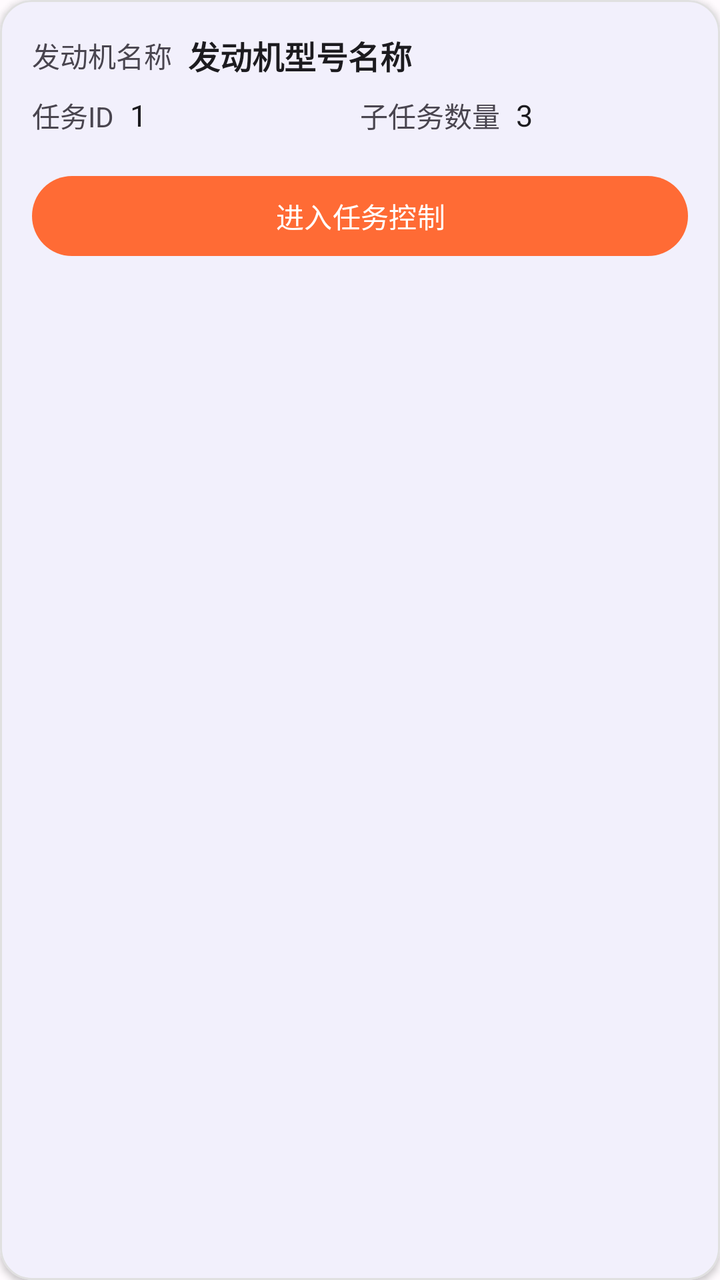
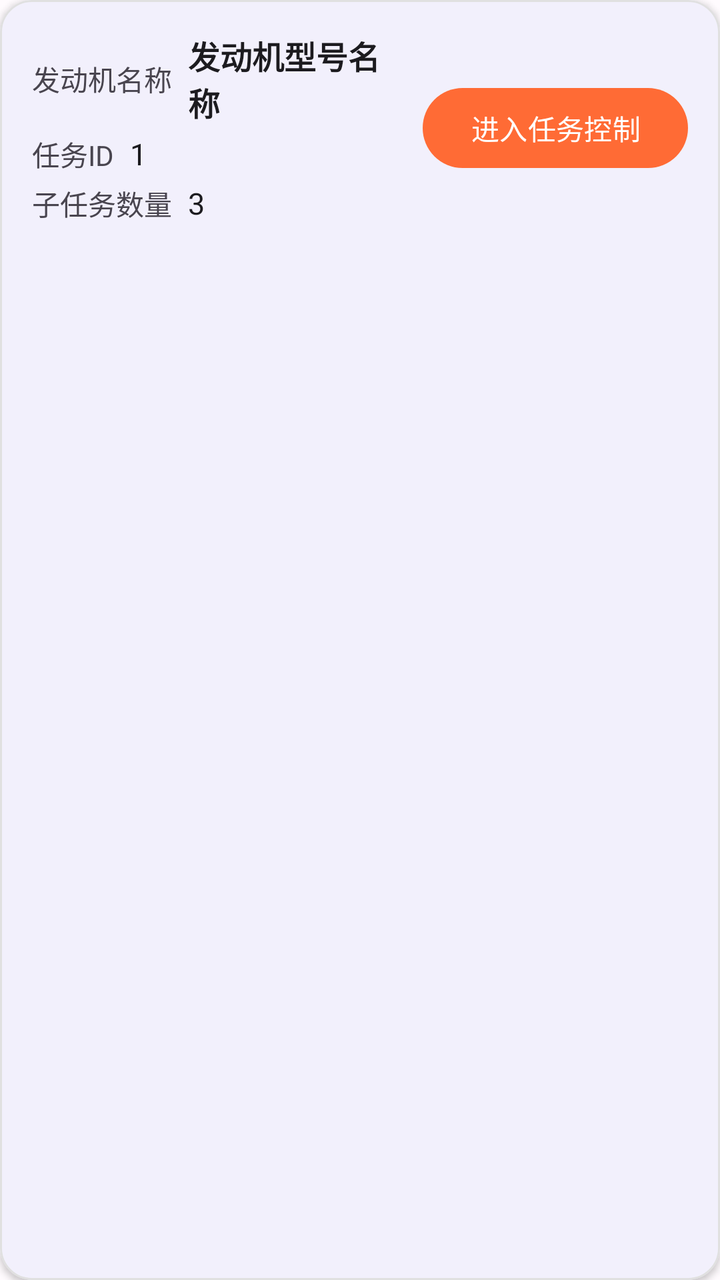

Two renders of the same Android screen: before a commit and after it. Below are the layout's source before the change and the commit's diff.
<!-- AndroidManifest.xml: another module's application theme Theme.DeviceControl -->
<!-- res/layout/item_task_list.xml -->
<?xml version="1.0" encoding="utf-8"?>
<com.google.android.material.card.MaterialCardView xmlns:android="http://schemas.android.com/apk/res/android"
    xmlns:app="http://schemas.android.com/apk/res-auto"
    android:layout_width="match_parent"
    android:layout_height="wrap_content"
    android:layout_marginStart="@dimen/spacing_small"
    android:layout_marginEnd="@dimen/spacing_small"
    android:layout_marginTop="@dimen/spacing_small"
    android:layout_marginBottom="@dimen/spacing_small"
    app:cardCornerRadius="@dimen/card_corner_radius"
    app:cardElevation="@dimen/elevation_low"
    app:strokeWidth="1dp"
    app:strokeColor="@color/divider_light"
    app:cardBackgroundColor="@color/surface">

    <LinearLayout
        android:layout_width="match_parent"
        android:layout_height="wrap_content"
        android:orientation="vertical"
        android:padding="@dimen/spacing_medium">

        
        <LinearLayout
            android:layout_width="match_parent"
            android:layout_height="wrap_content"
            android:orientation="horizontal"
            android:gravity="center_vertical"
            android:layout_marginBottom="@dimen/spacing_small">

            <TextView
                android:layout_width="wrap_content"
                android:layout_height="wrap_content"
                android:text="@string/engine_name"
                android:textSize="14sp"
                android:textColor="@color/text_secondary"
                android:layout_marginEnd="@dimen/spacing_small" />

            <TextView
                android:id="@+id/tvEngineName"
                android:layout_width="0dp"
                android:layout_height="wrap_content"
                android:layout_weight="1"
                android:text="发动机型号名称"
                android:textSize="16sp"
                android:textStyle="bold"
                android:textColor="@color/on_surface" />
        </LinearLayout>

        
        <LinearLayout
            android:layout_width="match_parent"
            android:layout_height="wrap_content"
            android:orientation="horizontal"
            android:gravity="center_vertical"
            android:layout_marginBottom="@dimen/spacing_medium">

            
            <LinearLayout
                android:layout_width="0dp"
                android:layout_height="wrap_content"
                android:layout_weight="1"
                android:orientation="horizontal"
                android:gravity="center_vertical">

                <TextView
                    android:layout_width="wrap_content"
                    android:layout_height="wrap_content"
                    android:text="@string/task_id"
                    android:textSize="14sp"
                    android:textColor="@color/text_secondary"
                    android:layout_marginEnd="@dimen/spacing_small" />

                <TextView
                    android:id="@+id/tvTaskId"
                    android:layout_width="wrap_content"
                    android:layout_height="wrap_content"
                    android:text="1"
                    android:textSize="15sp"
                    android:textColor="@color/on_surface" />
            </LinearLayout>

            
            <LinearLayout
                android:layout_width="0dp"
                android:layout_height="wrap_content"
                android:layout_weight="1"
                android:orientation="horizontal"
                android:gravity="center_vertical">

                <TextView
                    android:layout_width="wrap_content"
                    android:layout_height="wrap_content"
                    android:text="@string/subtask_count"
                    android:textSize="14sp"
                    android:textColor="@color/text_secondary"
                    android:layout_marginEnd="@dimen/spacing_small" />

                <TextView
                    android:id="@+id/tvSubtaskCount"
                    android:layout_width="wrap_content"
                    android:layout_height="wrap_content"
                    android:text="3"
                    android:textSize="15sp"
                    android:textColor="@color/on_surface" />
            </LinearLayout>
        </LinearLayout>

        
        <com.google.android.material.button.MaterialButton
            android:id="@+id/btnEnterTaskControl"
            android:layout_width="match_parent"
            android:layout_height="@dimen/button_height_compact"
            android:text="@string/enter_task_control"
            android:textSize="14sp"
            style="@style/AccentButton" />
    </LinearLayout>

</com.google.android.material.card.MaterialCardView>
<!-- resources referenced by this layout -->
<resources>
  <color name="divider_light">#E0E0E0</color>
  <color name="on_surface">#1C1B1F</color>
  <color name="surface">#FFFBFE</color>
  <color name="text_secondary">#49454F</color>
  <dimen name="button_height_compact">48dp</dimen>
  <dimen name="card_corner_radius">16dp</dimen>
  <dimen name="elevation_low">2dp</dimen>
  <dimen name="spacing_medium">16dp</dimen>
  <dimen name="spacing_small">8dp</dimen>
  <string name="engine_name">发动机名称</string>
  <string name="enter_task_control">进入任务控制</string>
  <string name="subtask_count">子任务数量</string>
  <string name="task_id">任务ID</string>
  <style name="AccentButton" parent="PrimaryButton">
          <item name="backgroundTint">@color/accent_orange</item>
          <item name="android:textColor">@color/on_accent_orange</item>
      </style>
  <style name="PrimaryButton" parent="Widget.Material3.Button">
          <item name="android:layout_height">@dimen/button_height</item>
          <item name="android:minHeight">@dimen/button_height</item>
          <item name="cornerRadius">@dimen/button_corner_radius</item>
          <item name="android:textAllCaps">false</item>
          <item name="android:textSize">16sp</item>
          <item name="android:fontFamily">sans-serif-medium</item>
      </style>
  <color name="accent_orange">#FF6B35</color>
  <color name="on_accent_orange">#FFFFFF</color>
  <color name="primary">#4E68E2</color>
  <color name="on_primary">#FFFFFF</color>
  <color name="primary_container">#EADDFF</color>
  <color name="on_primary_container">#21005D</color>
  <color name="secondary">#625B71</color>
  <color name="on_secondary">#FFFFFF</color>
  <color name="secondary_container">#E8DEF8</color>
  <color name="on_secondary_container">#1D192B</color>
  <color name="tertiary">#7D5260</color>
  <color name="on_tertiary">#FFFFFF</color>
  <color name="tertiary_container">#FFD8E4</color>
  <color name="on_tertiary_container">#31111D</color>
  <color name="error">#BA1A1A</color>
  <color name="on_error">#FFFFFF</color>
  <color name="error_container">#FFDAD6</color>
  <color name="on_error_container">#410002</color>
  <color name="background">#FFFBFE</color>
  <color name="on_background">#1C1B1F</color>
  <color name="surface_variant">#E7E0EC</color>
  <color name="on_surface_variant">#49454F</color>
  <dimen name="button_height">56dp</dimen>
  <dimen name="button_corner_radius">28dp</dimen>
  <!-- unchanged entries left out for length: 1 -->
</resources>

<!-- the commit's change to res/layout/item_task_list.xml (unified diff, before → after) -->
@@ -3,8 +3,8 @@
     xmlns:app="http://schemas.android.com/apk/res-auto"
     android:layout_width="match_parent"
     android:layout_height="wrap_content"
-    android:layout_marginStart="@dimen/spacing_small"
-    android:layout_marginEnd="@dimen/spacing_small"
+    android:layout_marginStart="@dimen/spacing_medium"
+    android:layout_marginEnd="@dimen/spacing_medium"
     android:layout_marginTop="@dimen/spacing_small"
     android:layout_marginBottom="@dimen/spacing_small"
     app:cardCornerRadius="@dimen/card_corner_radius"
@@ -16,51 +16,52 @@
     <LinearLayout
         android:layout_width="match_parent"
         android:layout_height="wrap_content"
-        android:orientation="vertical"
+        android:orientation="horizontal"
+        android:gravity="center_vertical"
         android:padding="@dimen/spacing_medium">
 
         
         <LinearLayout
-            android:layout_width="match_parent"
+            android:layout_width="0dp"
             android:layout_height="wrap_content"
-            android:orientation="horizontal"
-            android:gravity="center_vertical"
-            android:layout_marginBottom="@dimen/spacing_small">
-
-            <TextView
-                android:layout_width="wrap_content"
-                android:layout_height="wrap_content"
-                android:text="@string/engine_name"
-                android:textSize="14sp"
-                android:textColor="@color/text_secondary"
-                android:layout_marginEnd="@dimen/spacing_small" />
-
-            <TextView
-                android:id="@+id/tvEngineName"
-                android:layout_width="0dp"
-                android:layout_height="wrap_content"
-                android:layout_weight="1"
-                android:text="发动机型号名称"
-                android:textSize="16sp"
-                android:textStyle="bold"
-                android:textColor="@color/on_surface" />
-        </LinearLayout>
-
-        
-        <LinearLayout
-            android:layout_width="match_parent"
-            android:layout_height="wrap_content"
-            android:orientation="horizontal"
-            android:gravity="center_vertical"
-            android:layout_marginBottom="@dimen/spacing_medium">
+            android:layout_weight="1"
+            android:orientation="vertical"
+            android:layout_marginEnd="@dimen/spacing_medium">
 
             
             <LinearLayout
-                android:layout_width="0dp"
+                android:layout_width="match_parent"
                 android:layout_height="wrap_content"
-                android:layout_weight="1"
                 android:orientation="horizontal"
-                android:gravity="center_vertical">
+                android:gravity="center_vertical"
+                android:layout_marginBottom="@dimen/spacing_tiny">
+
+                <TextView
+                    android:layout_width="wrap_content"
+                    android:layout_height="wrap_content"
+                    android:text="@string/engine_name"
+                    android:textSize="14sp"
+                    android:textColor="@color/text_secondary"
+                    android:layout_marginEnd="@dimen/spacing_small" />
+
+                <TextView
+                    android:id="@+id/tvEngineName"
+                    android:layout_width="0dp"
+                    android:layout_height="wrap_content"
+                    android:layout_weight="1"
+                    android:text="发动机型号名称"
+                    android:textSize="16sp"
+                    android:textStyle="bold"
+                    android:textColor="@color/on_surface" />
+            </LinearLayout>
+
+            
+            <LinearLayout
+                android:layout_width="match_parent"
+                android:layout_height="wrap_content"
+                android:orientation="horizontal"
+                android:gravity="center_vertical"
+                android:layout_marginBottom="@dimen/spacing_tiny">
 
                 <TextView
                     android:layout_width="wrap_content"
@@ -81,9 +82,8 @@
 
             
             <LinearLayout
-                android:layout_width="0dp"
+                android:layout_width="match_parent"
                 android:layout_height="wrap_content"
-                android:layout_weight="1"
                 android:orientation="horizontal"
                 android:gravity="center_vertical">
 
@@ -108,8 +108,9 @@
         
         <com.google.android.material.button.MaterialButton
             android:id="@+id/btnEnterTaskControl"
-            android:layout_width="match_parent"
+            android:layout_width="wrap_content"
             android:layout_height="@dimen/button_height_compact"
+            android:minWidth="100dp"
             android:text="@string/enter_task_control"
             android:textSize="14sp"
             style="@style/AccentButton" />
<!-- resource entries referenced after the edit -->
@@ -9,6 +9,7 @@
   <dimen name="elevation_low">2dp</dimen>
   <dimen name="spacing_medium">16dp</dimen>
   <dimen name="spacing_small">8dp</dimen>
+  <dimen name="spacing_tiny">4dp</dimen>
   <string name="engine_name">发动机名称</string>
   <string name="enter_task_control">进入任务控制</string>
   <string name="subtask_count">子任务数量</string>
